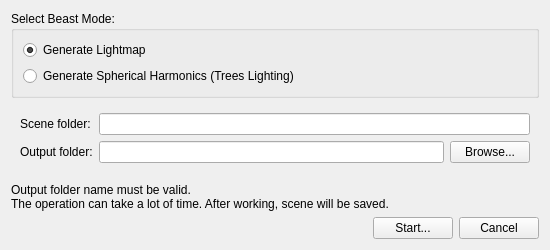
xaoctech/dava.engine, file Tools/ResourceEditor/DataQt/BeastDialog.ui: the form before one commit.
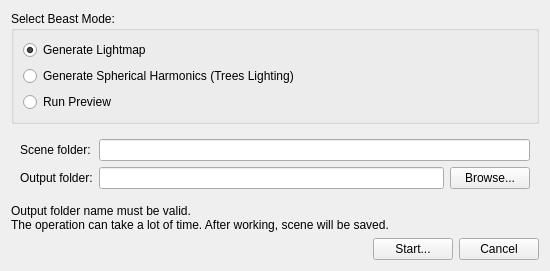
The form after the commit. Icons and pictures are not drawn.

Commit message: [DF-__] Beast Preview Mode

```diff
--- a/Tools/ResourceEditor/DataQt/BeastDialog.ui
+++ b/Tools/ResourceEditor/DataQt/BeastDialog.ui
@@ -37,6 +37,13 @@
         </property>
        </widget>
       </item>
+      <item>
+       <widget class="QRadioButton" name="previewButton">
+        <property name="text">
+         <string>Run Preview</string>
+        </property>
+       </widget>
+      </item>
      </layout>
      <zorder>shBeastModeButton</zorder>
      <zorder>shBeastModeButton</zorder>
```
Left out of the diff: 2 changed lines with no effect on the pictures. The commit also changes 2 other files.
